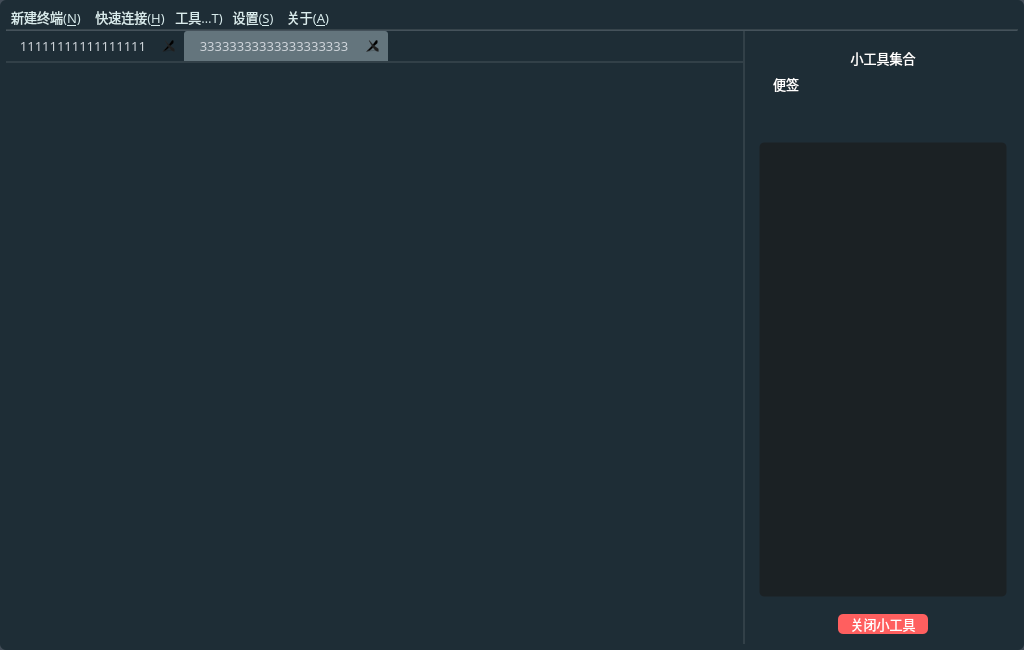
This is mainwindow.ui in HuaGouFdog/Fdog-Kit as Qt 5 draws it before an edit. The edited form follows.
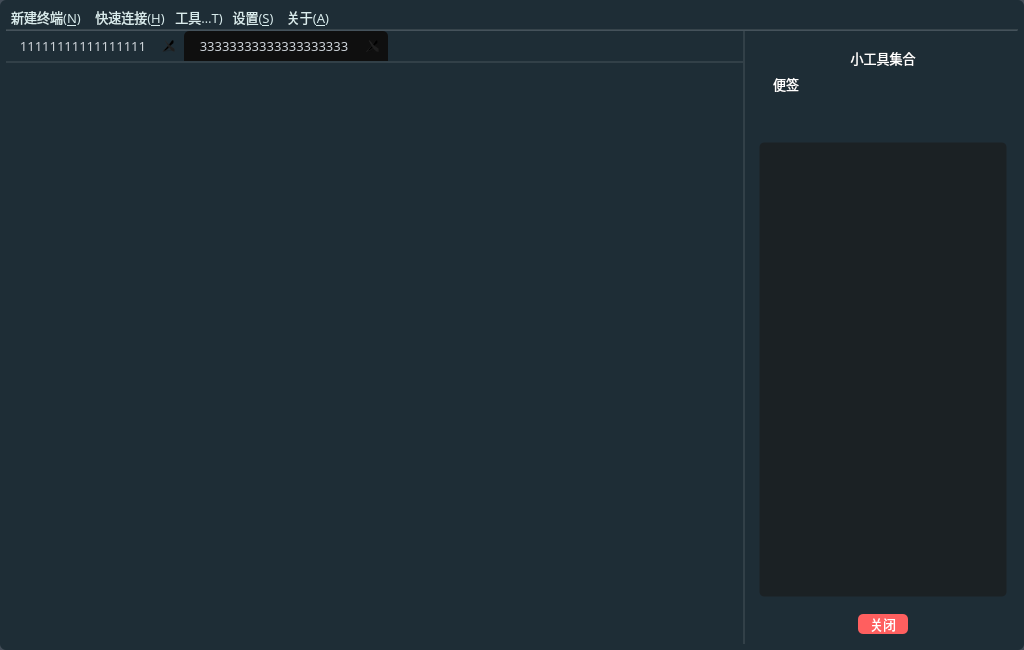
This is the edited form. Icons and pictures are not drawn.

Diff of the .ui file:
```diff
--- a/mainwindow.ui
+++ b/mainwindow.ui
@@ -737,12 +737,12 @@
  
 /*设置TabWidget中QTabBar的样式*/
 QTabBar::tab{
-    background-color: rgb(108, 117, 125, 0);
+    background-color: rgba(108, 117, 125, 0);
 	/*font-family:Consolas; */   /*设置tab中的文本的字体*/
 	font-size:10pt;
 	color:#ced4da;    /*设置tab中的文本的颜色*/
-	border-top-left-radius: 3px;    /*设置tab的边框的圆角（左上圆角）*/
-	border-top-right-radius: 3px;    /*设置tab的边框的圆角（右上圆角）*/
+	border-top-left-radius: 5px;    /*设置tab的边框的圆角（左上圆角）*/
+	border-top-right-radius: 5px;    /*设置tab的边框的圆角（右上圆角）*/
 	/*width:120px;*/
 	padding: 4px;
 	margin-right:0px;
@@ -752,7 +752,9 @@
 /*设置TabWidget中QTabBar的tab被选中时的样式*/
 QTabBar::tab:selected{
 	/*background-color: #0B0E11;*/
-    background-color: rgb(100, 117, 125, 255);
+    /*background-color: rgb(100, 117, 125, 255);*/
+	
+	background-color: rgb(15, 15, 15);
     /*border-left: 2px solid rgb(255, 255, 255);*/
     /*border-right: 2px solid rgb(255, 255, 255);*/
 }
@@ -2814,7 +2816,7 @@
                <widget class="QWidget" name="widget_7" native="true">
                 <layout class="QVBoxLayout" name="verticalLayout_12">
                  <property name="leftMargin">
-                  <number>90</number>
+                  <number>110</number>
                  </property>
                  <property name="topMargin">
                   <number>0</number>
@@ -2835,7 +2837,7 @@
                    </property>
                    <property name="maximumSize">
                     <size>
-                     <width>270</width>
+                     <width>50</width>
                      <height>20</height>
                     </size>
                    </property>
@@ -2864,7 +2866,7 @@
 }</string>
                    </property>
                    <property name="text">
-                    <string>关闭小工具</string>
+                    <string>关闭</string>
                    </property>
                    <property name="iconSize">
                     <size>
```
Left out of the diff: 11 changed lines with no effect on the pictures.
